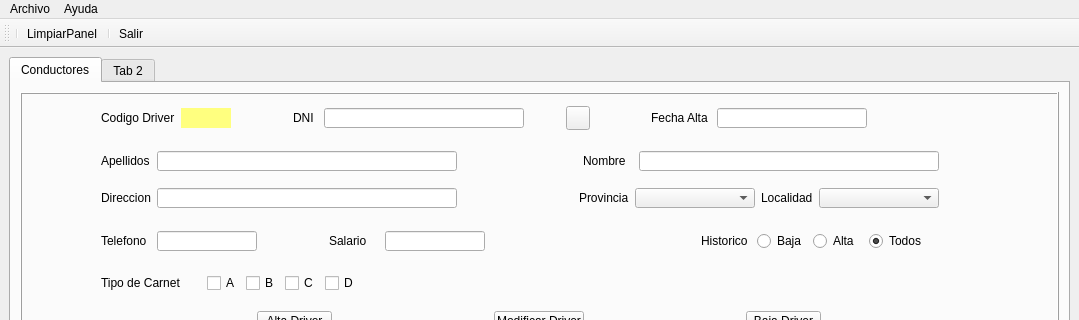
Before: the Qt Designer form sierraperez/templates/MainWindow.ui in Sierrowsky/PyCharmProyects, drawn with Qt 5; both pictures show x 0 to 1079 and y 0 to 320 of the 1079 by 880 pixel window.
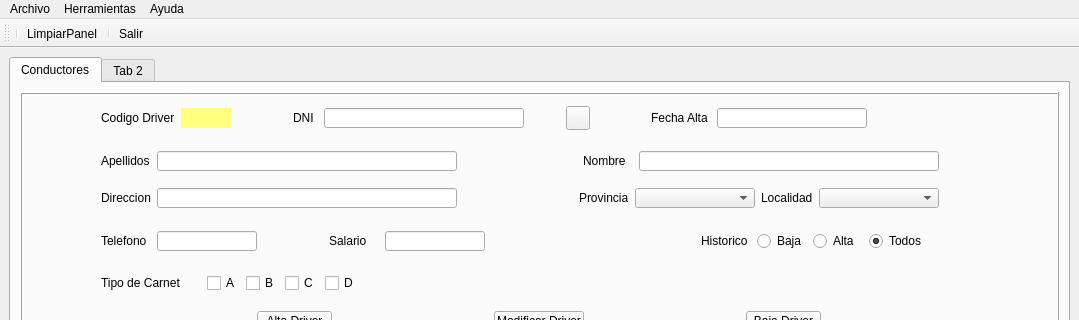
After: the same form once the commit is applied. Icons and pictures are not drawn.

Diff of the .ui file:
```diff
--- a/sierraperez/templates/MainWindow.ui
+++ b/sierraperez/templates/MainWindow.ui
@@ -1276,7 +1276,15 @@
     </property>
     <addaction name="actionAcerca_de"/>
    </widget>
+   <widget class="QMenu" name="menuHerramientas">
+    <property name="title">
+     <string>Herramientas</string>
+    </property>
+    <addaction name="actionCrear_Copias_Seguridad"/>
+    <addaction name="actionRestaurar_Copias_Seguridad"/>
+   </widget>
    <addaction name="menuArchivo"/>
+   <addaction name="menuHerramientas"/>
    <addaction name="menuHelp"/>
   </widget>
   <widget class="QStatusBar" name="statusbar"/>
```
Left out of the diff: 27 changed lines with no effect on the pictures.
